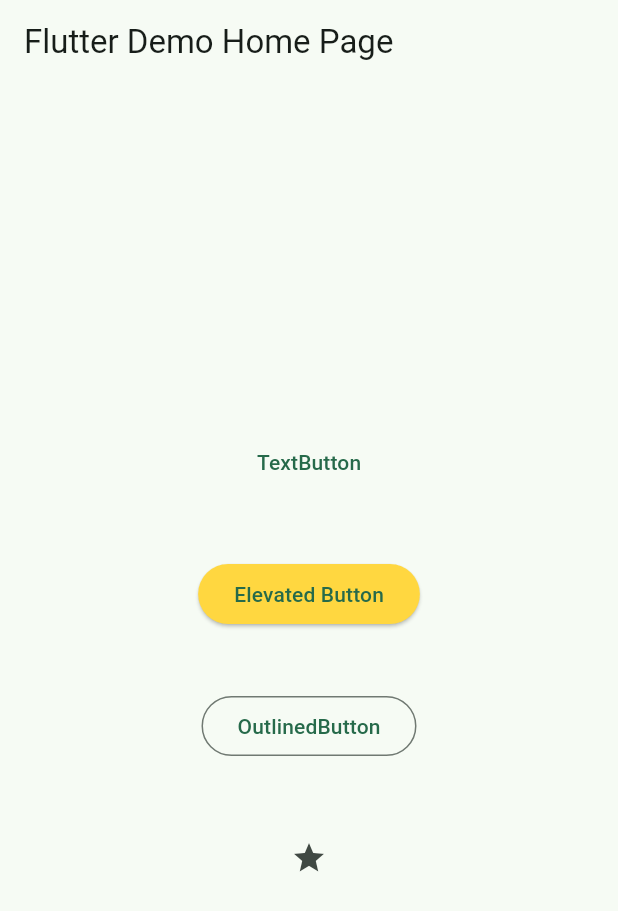
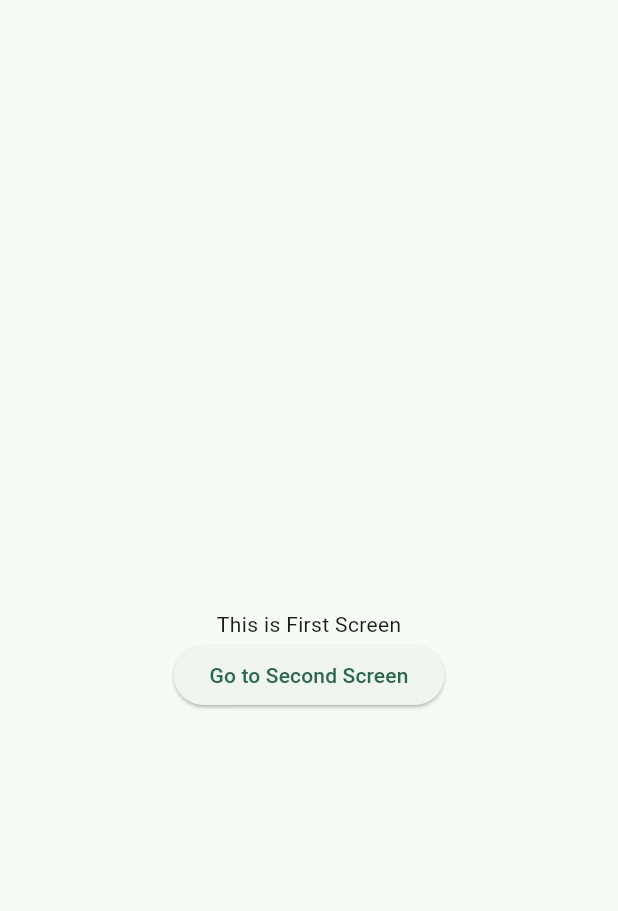
Before and after one commit to soyoon0309/Study-Flutter, a Flutter app: the screen it shows after launch, on a phone screen of 412 x 824 dp. Shown: the top 911 px of the screen. Run offline on Flutter 3.47's test engine with Material 3 defaults, Android fonts, the light colour scheme and no system bars.

Commit message:
화면 전환 실습 시작
화면 전환 실습을 위해 기존 위젯 실습에서 사용한 MyHomePage class를 삭제하고 새롭게 두 개의 dart file을 생성
두 개의 dart file 중 First screen에 해당하는 dart file을 main.dart에서 import하고 home으로 설정

```diff
--- a/flutter_basic_01/flutter_basic_01/lib/main.dart
+++ b/flutter_basic_01/flutter_basic_01/lib/main.dart
@@ -1,4 +1,5 @@
 import 'package:flutter/material.dart';
+import 'package:flutter_basic_01/screens/first_screen.dart';
 
 void main() {
   runApp(const MyApp());
@@ -28,89 +29,10 @@
         //
         // This works for code too, not just values: Most code changes can be
         // tested with just a hot reload.
+        primarySwatch: Colors.lightBlue,
         colorScheme: ColorScheme.fromSeed(seedColor: Colors.greenAccent),
       ),
-      home: MyHomePage(title: 'Flutter Demo Home Page'),
+      home: FirstScreen(),
     );
   }
 }
-
-class MyHomePage extends StatelessWidget {
-  final String title; //클래스 생성 시에만 설정되고 이후 변경 X
-  //List<Widget> myChildren = [];
-  MyHomePage({required this.title});  //title을 무조건 함께 작성해야 함
-
-  @override
-  Widget build(BuildContext context) {
-    return Scaffold(
-      appBar: AppBar( //최상단
-        title: Text(
-          this.title,
-        ),  //title을 최상단 AppBar에 작성
-      ),
-      body: Center( //중간 컨텐츠
-        child: Column(
-          mainAxisAlignment: MainAxisAlignment.center,
-          children: [
-            TextButton(onPressed: () {}, child: Text('TextButton')),
-            Padding(padding: EdgeInsets.all(20)),
-            ElevatedButton(style: ElevatedButton.styleFrom(backgroundColor:Colors.amberAccent),
-            onPressed: () {}, child: Text('Elevated Button')),
-            Padding(padding: EdgeInsets.all(20)),
-            OutlinedButton(onPressed: () {}, child: Text('OutlinedButton')),
-            Padding(padding: EdgeInsets.all(20)),
-            IconButton(onPressed: () {}, icon: Icon(Icons.star)),
-          ],
-        ),
-      /*child: Stack(
-        children: [
-          Image.asset('images/damgom_Img1.jpeg'),
-          Positioned(
-            left: 0,
-            bottom: 0,
-            child: Image.network('https://search.pstatic.net/common/?src=http%3A%2F%2Fblogfiles.naver.net%2FMjAyMjA1MThfOTcg%2FMDAxNjUyODAwNTA4MzQ4.OX1vub2Aep92Yo0_abPuPLETrWKIp5kd2OkK2soJ5mgg.svrJ0DLOliNrod8u8maFQ2IkiA_HbYJDJuvDMS_ECxIg.JPEG.myqwer0524%2FIMG_3574.JPG&type=sc960_832',
-              width: 150,
-              height: 150,
-        ),
-          )
-
-        ],
-      ),*/
-        //child: ListView(  //Column을 Center의 child로 지정해서 Column 안의 값이 화면 배치에서 Center에 위치하도록 함
-          //mainAxisAlignment: MainAxisAlignment.center, //세로 중앙정렬  (기본값이 start이므로 center로 확인)
-        //crossAxisAlignment: CrossAxisAlignment.start, //가로 왼쪽정렬 (기본값이 center이므로 start로 확인)
-        //scrollDirection: Axis.horizontal,
-        /*child: ListView.builder(
-          itemCount: 50,
-          itemBuilder:(BuildContext context, int index) {
-            return Text('$index' +  ' Text', style: TextStyle(fontSize: 25));
-          },
-        ),*/  //ListView.builder
-        //),  //ListView
-        /*child: Row(
-          mainAxisAlignment: MainAxisAlignment.spaceEvenly,
-          children: [
-            Text('1. first', style: TextStyle(fontSize: 25)),
-            Text('2. Second', style: TextStyle(fontSize: 20)),
-            Text('3. Third', style: TextStyle(fontSize: 15)),
-          ],
-        ),*/
-        //child: Image.asset('images/damgom_Img1.jpeg',
-        //width: 250,
-        //height: 250,
-        //),  //child
-        //child: Image.network('https://search.pstatic.net/common/?src=http%3A%2F%2Fblogfiles.naver.net%2FMjAyMjA1MThfOTcg%2FMDAxNjUyODAwNTA4MzQ4.OX1vub2Aep92Yo0_abPuPLETrWKIp5kd2OkK2soJ5mgg.svrJ0DLOliNrod8u8maFQ2IkiA_HbYJDJuvDMS_ECxIg.JPEG.myqwer0524%2FIMG_3574.JPG&type=sc960_832',
-        //width: 250,
-        //height: 250,
-        //),  //child
-        //child: Text('Hello, Text Widget!',
-        //style: TextStyle(
-        //  fontSize: 25,
-        //  fontFamily: 'Bagel',
-        //  color: Colors.green,
-        //  ) //TextStyle
-        //),  //child
-        ), //Center
-    );
-  }
-}
--- /dev/null
+++ b/flutter_basic_01/flutter_basic_01/lib/screens/first_screen.dart
@@ -0,0 +1,20 @@
+//lib/screens.first_screen.dart
+import 'package:flutter/material.dart';
+
+class FirstScreen extends StatelessWidget{
+  @override
+  Widget build(BuildContext context){
+    return Scaffold(
+      appBar: AppBar(),
+      body: Center(
+        child: Column(
+          mainAxisAlignment: MainAxisAlignment.center,
+          children: [
+            Text('This is First Screen'),
+            ElevatedButton(onPressed: () {}, child: Text('Go to Second Screen'))
+          ],
+        ),
+      ),
+    );
+  }
+}
--- /dev/null
+++ b/flutter_basic_01/flutter_basic_01/lib/screens/second_screen.dart
@@ -0,0 +1,20 @@
+//lib/screens.second_screen.dart
+import 'package:flutter/material.dart';
+
+class SecondScreen extends StatelessWidget{
+  @override
+  Widget build(BuildContext context){
+    return Scaffold(
+      appBar: AppBar(),
+      body: Center(
+        child: Column(
+          mainAxisAlignment: MainAxisAlignment.center,
+          children: [
+            Text('This is Second Screen'),
+            ElevatedButton(onPressed: () {}, child: Text('Go to First Screen'))
+          ],
+        ),
+      ),
+    );
+  }
+}
```
